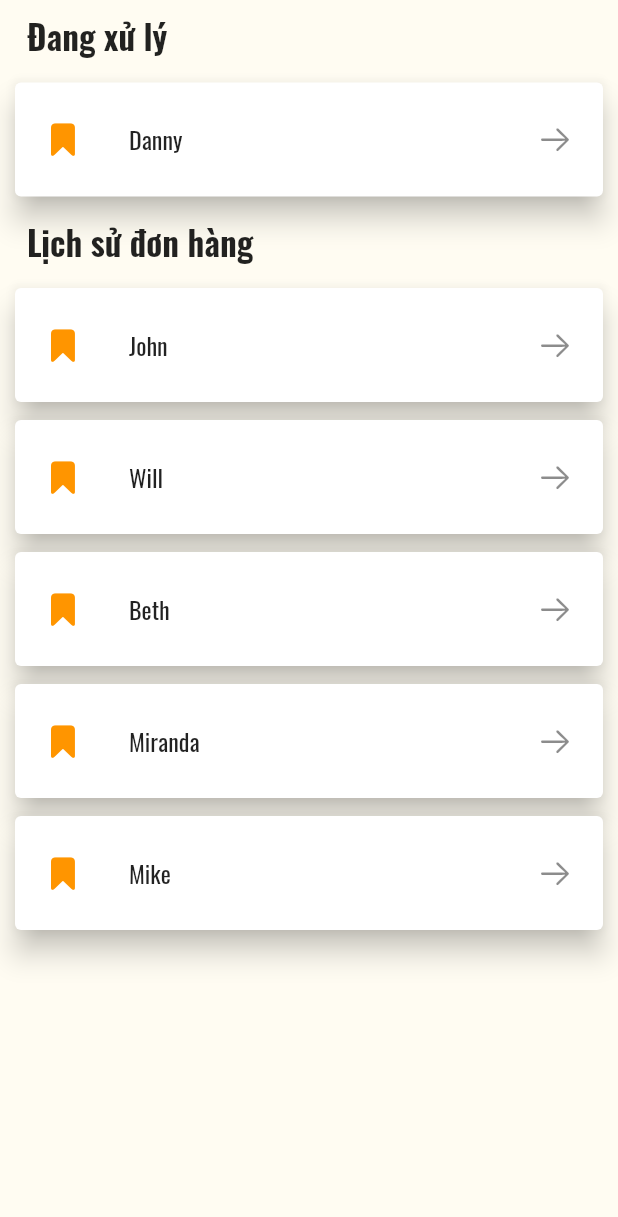
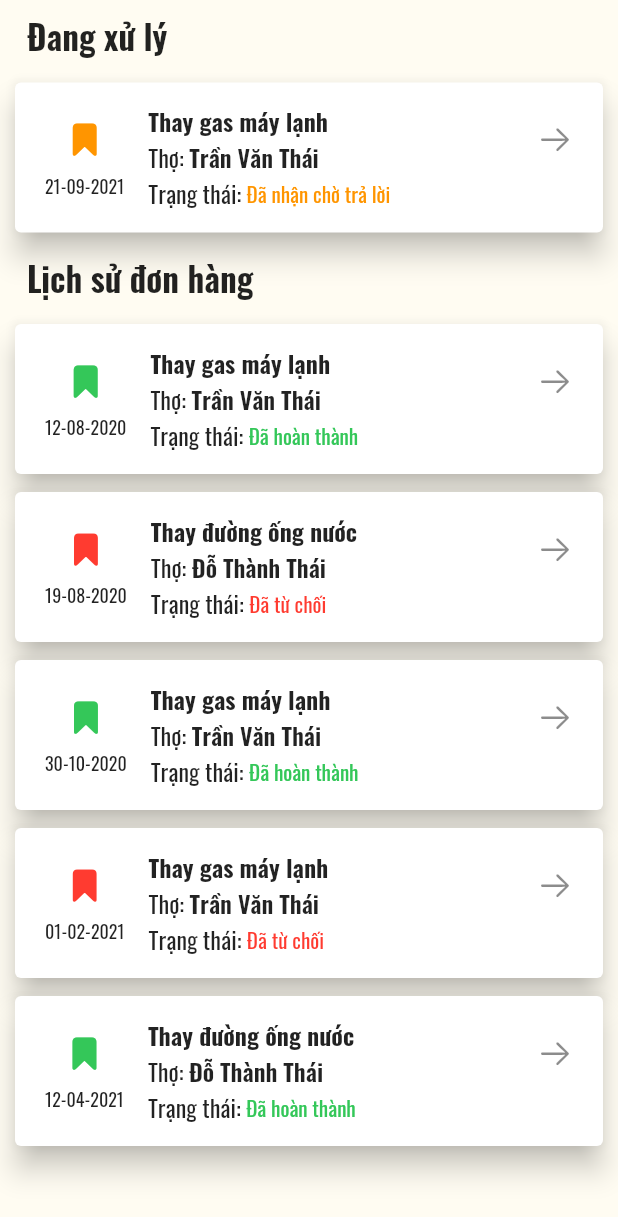
Before and after one commit to DangDDT/iRepair, a Flutter app: the HistoryBookingScreen widget shown alone on an empty page, opened directly, on a phone screen of 412 x 824 dp. Shown: the top 1217 px of the screen. Run offline on Flutter 3.47's test engine with Material 2 defaults, Android fonts, the phone set to English and light mode, and no system bars; drawn by our look-alikes of grouped_list; our stand-ins replace flutter_image_slideshow, flutter_svg, google_nav_bar, page_transition, searchfield; network calls fail.

Commit message:
profile and my booking page

```diff
--- a/i_repair/lib/Views/common/card/major-card.dart
+++ b/i_repair/lib/Views/Screens/Client/Explore/widgets/major-card.dart
@@ -1,7 +1,7 @@
 import 'package:flutter/material.dart';
 import 'package:i_repair/Models/Constants/constants.dart';
 import 'package:i_repair/Models/Major/major.dart';
-import 'package:i_repair/views/common/card/select_card.dart';
+import 'package:i_repair/Views/Screens/Client/Explore/widgets/select_card.dart';
 
 class MajorCard extends StatelessWidget {
   const MajorCard({
--- a/i_repair/lib/Views/Screens/Client/HistoryBooking/history-booking.dart
+++ b/i_repair/lib/Views/Screens/Client/HistoryBooking/history-booking.dart
@@ -1,14 +1,58 @@
 import 'package:flutter/cupertino.dart';
 import 'package:flutter/material.dart';
 import 'package:grouped_list/grouped_list.dart';
+
 List _elements = [
-    {'id': 'BK00001', 'name': 'John', 'group': 'Lịch sử đơn hàng'},
-    {'id': 'BK00002', 'name': 'Will', 'group': 'Lịch sử đơn hàng'},
-    {'id': 'BK00003', 'name': 'Beth', 'group': 'Lịch sử đơn hàng'},
-    {'id': 'BK00004', 'name': 'Miranda', 'group': 'Lịch sử đơn hàng'},
-    {'id': 'BK00005', 'name': 'Mike', 'group': 'Lịch sử đơn hàng'},
-    {'id': 'BK00006', 'name': 'Danny', 'group': 'Đang xử lý'},
-  ];
+  {
+    'id': 'BK00001',
+    'service': 'Thay gas máy lạnh',
+    'repairman': 'Trần Văn Thái',
+    'group': 'Lịch sử đơn hàng',
+    'status': 'Đã hoàn thành',
+    'createdAt': '12-08-2020'
+  },
+  {
+    'id': 'BK00002',
+    'service': 'Thay đường ống nước',
+    'repairman': 'Đỗ Thành Thái',
+    'group': 'Lịch sử đơn hàng',
+    'status': 'Đã từ chối',
+    'createdAt': '19-08-2020'
+  },
+  {
+    'id': 'BK00003',
+    'service': 'Thay gas máy lạnh',
+    'repairman': 'Trần Văn Thái',
+    'group': 'Lịch sử đơn hàng',
+    'status': 'Đã hoàn thành',
+    'createdAt': '30-10-2020'
+  },
+  {
+    'id': 'BK00004',
+    'service': 'Thay gas máy lạnh',
+    'repairman': 'Trần Văn Thái',
+    'group': 'Lịch sử đơn hàng',
+    'status': 'Đã từ chối',
+    'createdAt': '01-02-2021'
+  },
+  {
+    'id': 'BK00005',
+    'service': 'Thay đường ống nước',
+    'repairman': 'Đỗ Thành Thái',
+    'group': 'Lịch sử đơn hàng',
+    'status': 'Đã hoàn thành',
+    'createdAt': '12-04-2021'
+  },
+  {
+    'id': 'BK00006',
+    'service': 'Thay gas máy lạnh',
+    'repairman': 'Trần Văn Thái',
+    'group': 'Đang xử lý',
+    'status': 'Đã nhận chờ trả lời',
+    'createdAt': '21-09-2021'
+  },
+];
+
 class HistoryBookingScreen extends StatefulWidget {
   const HistoryBookingScreen({
     Key? key,
@@ -85,9 +129,50 @@ class _HistoryBookingScreenState extends State<HistoryBookingScreen> {
               child: ListTile(
                 contentPadding:
                     EdgeInsets.symmetric(horizontal: 20.0, vertical: 10.0),
-                leading: Icon(CupertinoIcons.bookmark_solid,
-                    color: CupertinoColors.activeOrange),
-                title: Container(child: Text(element['name'])),
+                leading: Column(
+                  children: [
+                    Icon(CupertinoIcons.bookmark_solid,
+                        color: (element['group'] == 'Đang xử lý')
+                            ? CupertinoColors.activeOrange
+                            : (element['status'] == 'Đã hoàn thành')
+                                ? CupertinoColors.activeGreen
+                                : CupertinoColors.systemRed),
+                    SizedBox(height: 10.0),
+                    Text(element['createdAt'], style: TextStyle(fontSize: 12))
+                  ],
+                ),
+                title: Column(
+                  mainAxisAlignment: MainAxisAlignment.start,
+                  crossAxisAlignment: CrossAxisAlignment.start,
+                  children: [
+                    Text(element['service'],
+                        style: TextStyle(fontWeight: FontWeight.bold)),
+                    Row(
+                      children: [
+                        Text('Thợ: '),
+                        Text(element['repairman'],
+                            style: TextStyle(
+                                fontSize: 16, fontWeight: FontWeight.w600)),
+                      ],
+                    ),
+                    Row(
+                      children: [
+                        Text('Trạng thái: '),
+                        Text(
+                          element['status'],
+                          style: TextStyle(
+                            fontSize: 14,
+                            color: (element['group'] == 'Đang xử lý')
+                                ? CupertinoColors.activeOrange
+                                : (element['status'] == 'Đã hoàn thành')
+                                    ? CupertinoColors.activeGreen
+                                    : CupertinoColors.systemRed,
+                          ),
+                        ),
+                      ],
+                    )
+                  ],
+                ),
                 trailing: Icon(CupertinoIcons.arrow_right),
               ),
             ),
--- /dev/null
+++ b/i_repair/lib/route_constant.dart
@@ -0,0 +1,2 @@
+const String LoginViewRoute = '/';
+const String ClientAppViewRoute = '/client_app';
--- a/i_repair/pubspec.yaml
+++ b/i_repair/pubspec.yaml
@@ -34,6 +34,7 @@ dependencies:
   google_nav_bar: ^5.0.5
   flutter_svg: ^0.22.0
   grouped_list: ^4.1.0
+  get: ^4.3.8
 
 dev_dependencies:
   flutter_test:
```
Also changed, not shown: i_repair/lib/Views/Screens/Client/Explore/explore.dart (added, +91 -0 lines), i_repair/lib/Views/Screens/Client/Home/home_screen.dart (+22 -21 lines), i_repair/lib/Views/Screens/Client/Profile/profile.dart (added, +61 -0 lines), i_repair/lib/Views/Screens/Welcome/Login/widgets/login-form.dart (+5 -27 lines), i_repair/lib/Views/Screens/app.dart (+4 -10 lines), i_repair/lib/main.dart (+5 -2 lines), i_repair/lib/route_generator.dart (added, +20 -0 lines), i_repair/lib/Views/Screens/Client/Explore/widgets/select_card.dart (renamed from i_repair/lib/Views/common/card/select_card.dart).
